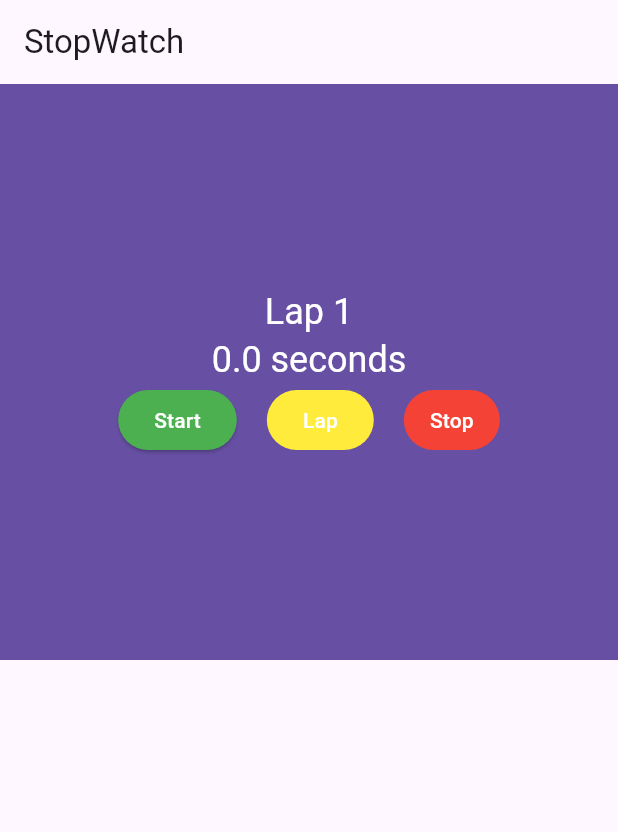
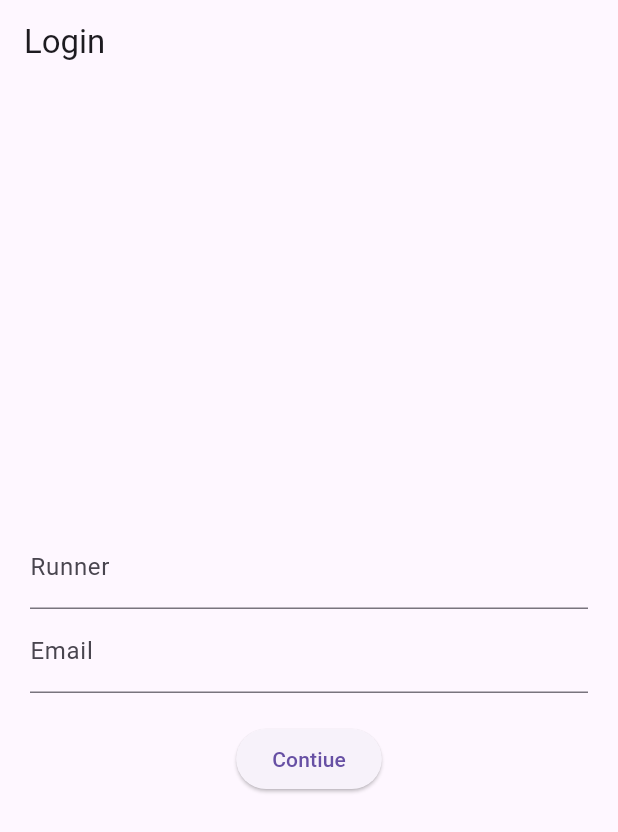
Before and after one commit to laurantine/stopwatch, a Flutter app: the screen it shows after launch, on a phone screen of 412 x 824 dp. Shown: the top 832 px of the screen. Run offline on Flutter 3.47's test engine with Material 3 defaults, Android fonts, the phone set to English and light mode, and no system bars.

Commit message:
Adding navigation

```diff
--- /dev/null
+++ b/lib/login_screen.dart
@@ -0,0 +1,108 @@
+import 'package:flutter/material.dart';
+import './stopwatch.dart';
+
+class LoginScreen extends StatefulWidget {
+  const LoginScreen({super.key});
+
+  @override
+  State<LoginScreen> createState() => _LoginScreenState();
+}
+
+class _LoginScreenState extends State<LoginScreen> {
+  // bool loggedIn = false;
+  String name = '';
+  final _nameController = TextEditingController();
+  final _emailController = TextEditingController();
+  final _formKey = GlobalKey<FormState>();
+
+  // setState(() {
+  //   // loggedIn = true;
+  //   name = _nameController.text;
+  // });
+  // }
+
+  @override
+  Widget build(BuildContext context) {
+    return Scaffold(
+      appBar: AppBar(
+        title: const Text('Login'),
+      ),
+      body: Center(
+        child: _buildLoginForm(),
+      ),
+    );
+  }
+
+  // Widget _buildSuccess() {
+  //   return Column(
+  //     mainAxisAlignment: MainAxisAlignment.center,
+  //     children: [
+  //       const Icon(
+  //         Icons.check,
+  //         color: Colors.orangeAccent,
+  //       ),
+  //       Text('Hi $name')
+  //     ],
+  //   );
+  // }
+
+  Widget _buildLoginForm() {
+    return Form(
+      key: _formKey,
+      child: Padding(
+        padding: const EdgeInsets.all(20.0),
+        child: Column(
+          mainAxisAlignment: MainAxisAlignment.center,
+          children: [
+            TextFormField(
+              controller: _nameController,
+              decoration: const InputDecoration(labelText: 'Runner'),
+              validator: (text) => text!.isEmpty ? 'enter the name' : null,
+            ),
+            TextFormField(
+              controller: _emailController,
+              keyboardType: TextInputType.emailAddress,
+              decoration: const InputDecoration(labelText: 'Email'),
+              validator: (text) {
+                if (text!.isEmpty) {
+                  return 'Enter the runer\'s email';
+                }
+                final regex = RegExp('[^@]+@[^.]+..+');
+                if (!regex.hasMatch(text)) {
+                  return 'enter a valid email';
+                }
+                return null;
+              },
+            ),
+            const SizedBox(height: 20),
+            ElevatedButton(
+              onPressed: _validate,
+              child: const Text('Contiue'),
+            ),
+          ],
+        ),
+      ),
+    );
+  }
+
+  void _validate() {
+    final form = _formKey.currentState;
+    if (form?.validate() == false) {
+      return;
+    }
+    final name = _nameController.text;
+    final email = _emailController.text;
+    Navigator.of(context).push(
+      MaterialPageRoute(
+        builder: (_) => Stopwatch(name: name, email: email),
+      ),
+    );
+  }
+
+  @override
+  void dispose() {
+    _emailController.dispose();
+    _nameController.dispose();
+    super.dispose();
+  }
+}
--- a/lib/main.dart
+++ b/lib/main.dart
@@ -1,4 +1,5 @@
 import 'package:flutter/material.dart';
+import 'package:stopwatch/login_screen.dart';
 import './stopwatch.dart';
 
 void main() => runApp(const StopWatchApp());
@@ -12,7 +13,7 @@ class StopWatchApp extends StatelessWidget {
       theme: ThemeData(
         primarySwatch: Colors.deepOrange,
       ),
-      home: Stopwatch(),
+      home: const LoginScreen(),
     );
   }
 }
--- a/lib/stopwatch.dart
+++ b/lib/stopwatch.dart
@@ -5,7 +5,9 @@ import 'dart:async';
 import 'package:flutter/widgets.dart';
 
 class Stopwatch extends StatefulWidget {
-  const Stopwatch({super.key});
+  final String name;
+  final String email;
+  const Stopwatch({super.key, required this.name, required this.email});
 
   @override
   State<Stopwatch> createState() => _StopwatchState();
@@ -107,7 +109,7 @@ class _StopwatchState extends State<Stopwatch> {
 
     return Scaffold(
       appBar: AppBar(
-        title: const Text('StopWatch'),
+        title: Text(widget.name),
       ),
       body: Column(
         children: [
```
